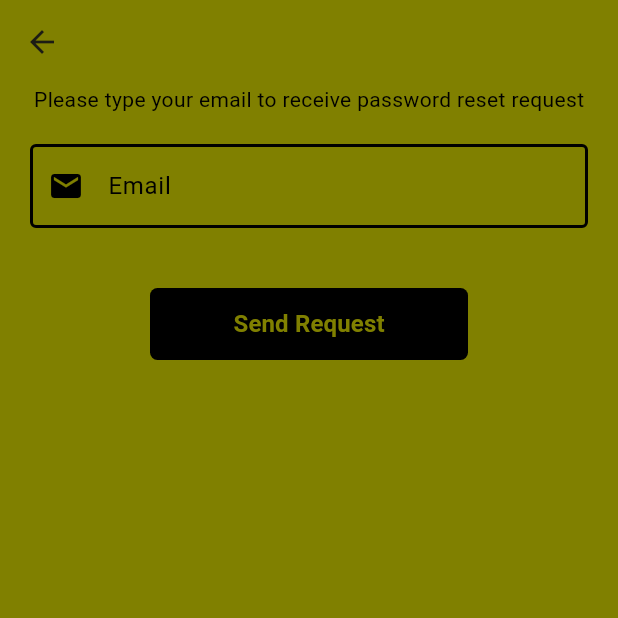
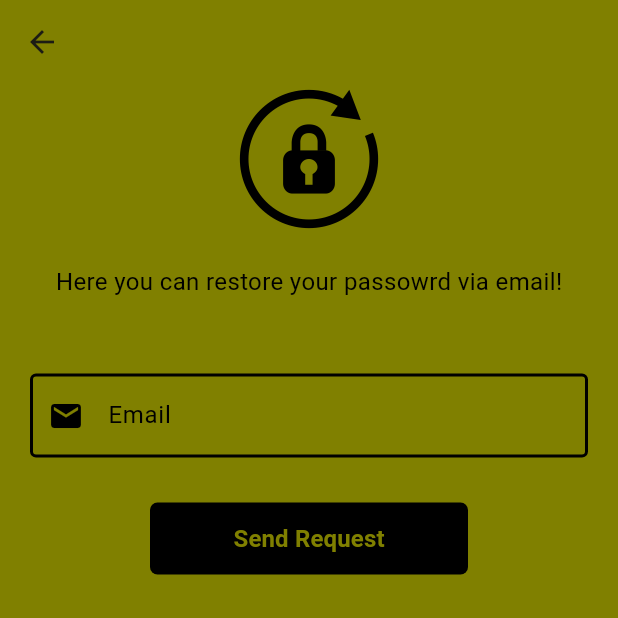
Before and after one commit to ZasaQ/cragon, a Flutter app: the ForgotPasswordPage screen opened directly, on a phone screen of 412 x 824 dp, the top half of it. Run offline on Flutter 3.47's test engine with Material 3 defaults, Android fonts, the phone set to English and light mode, and no system bars; our stand-ins replace cached_network_image, camera, cloud_firestore, firebase_auth, firebase_core, firebase_messaging and 3 more; missing offline and left inert: flutter_statusbarcolor_ns; accounts and stored records are empty.

Commit message:
added forgot passsowrd icon, minor changes in forgot password page

```diff
--- a/lib/pages/forgot_password_page.dart
+++ b/lib/pages/forgot_password_page.dart
@@ -24,7 +24,60 @@ class _ForgotPasswordPageState extends State<ForgotPasswordPage> {
       appBar: AppBar(backgroundColor: const Color.fromRGBO(128, 128, 0, 1)),
       body: Column(
         children: <Widget> [
-          Align(
+          const Align(
+            alignment: Alignment.center,
+            child: Column(
+              children: <Widget>[
+                Image(
+                  image: AssetImage('lib/images/forgot_password_icon.png'),
+                  height: 100.0,
+                  width: 100.0,
+                ),
+
+                SizedBox(height: 20.0),
+
+                Center(
+                child: Text('Here you can restore your passowrd via email!',
+                  style: TextStyle(color: Colors.black, fontSize: 16.0)
+                  ),
+                ),
+              ]
+            )
+          ),
+
+          const SizedBox(height: 50.0),
+
+          Expanded(
+            child: Column(
+              children: <Widget>[
+                FormTextItem(
+                  controller: emailController,
+                  inLabelText: 'Email',
+                  inHintText: 'Email',
+                  prefixIcon: const Icon(Icons.email, color: Colors.black),
+                  isPasswordForm: false,
+                ),
+
+                const SizedBox(height: 20),
+
+                LRButton(inText: 'Send Request', onPressed: () async {
+                  try {
+                    await FirebaseAuth.instance.sendPasswordResetEmail(
+                      email: emailController.text).then((value) =>
+                        MyApp.navigatorKey.currentState!.pop(context)
+                    );
+                  } on FirebaseAuthException catch (excep) {
+                    if (emailController.text.isEmpty) {
+                      return showAlertMessage("Email can not be empty");
+                    }
+                    return showAlertMessage(excep.code);
+                  }
+                })
+              ],
+            ),
+
+          )
+          /*Align(
             alignment: Alignment.center,
             child: Expanded(
               child: Column(
@@ -64,7 +117,7 @@ class _ForgotPasswordPageState extends State<ForgotPasswordPage> {
                 ],
               )
             ),
-          ),
+          ),*/
         ]
       )
     );
```
Also changed, not shown: lib/images/forgot_password_icon.png (added).
